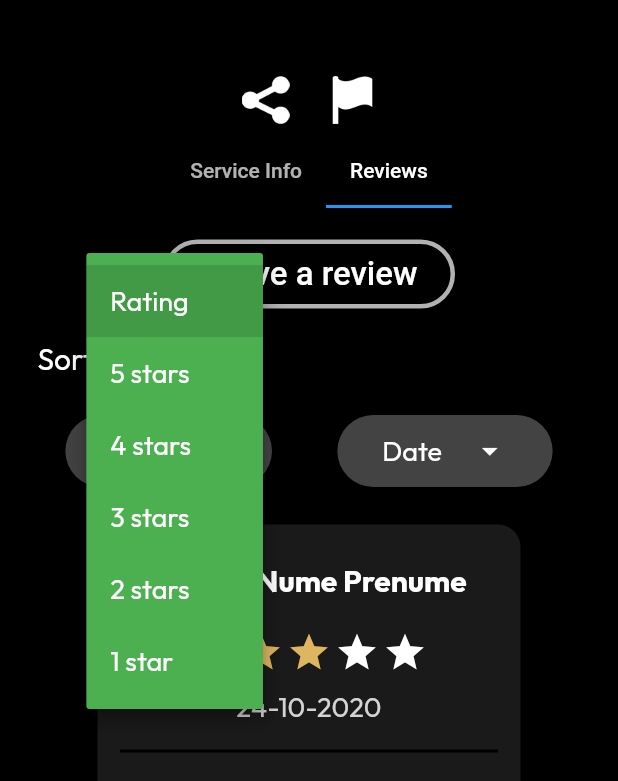
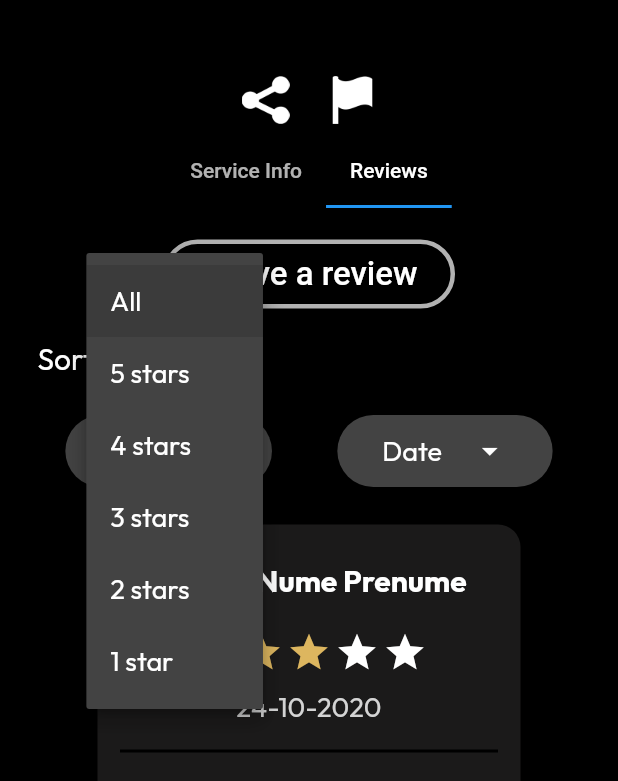
Before and after one commit to StefanVlad0/ServiceFinder, a Flutter app: the ServiceAccountPage screen opened by its route, tab 2 chosen, after a tap on "Rating", on a phone screen of 412 x 824 dp, the part 455-1236 px from its top. Run offline on Flutter 3.47's test engine with Material 2 defaults, Android fonts, the light colour scheme and no system bars; drawn by our look-alikes of flutter_rating_bar; our stand-ins replace go_router, google_fonts.

Commit message:
dropbutton design -m

```diff
--- a/lib/ServiceAccountPage.dart
+++ b/lib/ServiceAccountPage.dart
@@ -24,6 +24,8 @@ class _ServiceAccountPageState extends State<ServiceAccountPage>
   late TabController _tabController;
   late ScrollController _scrollController;
   late bool fixedScroll;
+  String? _dateValue;
+  String? _ratingValue;
 
   Widget _buildCarousel() {
     return Stack(
@@ -463,7 +465,7 @@ class _ServiceAccountPageState extends State<ServiceAccountPage>
                               child: Row(
                                 children: [
                                   Spacer(),
-                                  DecoratedBox(
+                                  Container(
                                     decoration: BoxDecoration(
                                       color: Color.fromRGBO(67, 67, 67, 1),
                                       borderRadius: BorderRadius.circular(50),
@@ -472,15 +474,21 @@ class _ServiceAccountPageState extends State<ServiceAccountPage>
                                       padding: const EdgeInsets.symmetric(
                                           horizontal: 30),
                                       child: DropdownButton(
-                                        value: "rating",
+                                        //value: "rating",
+                                        hint: Text("Rating",
+                                            style: GoogleFonts.outfit(
+                                              color: Colors.white,
+                                              fontSize: 18,
+                                            )),
+                                        value: _ratingValue,
                                         items: [
                                           DropdownMenuItem(
-                                              child: Text("Rating",
+                                              child: Text("All",
                                                   style: GoogleFonts.outfit(
                                                     color: Colors.white,
                                                     fontSize: 18,
                                                   )),
-                                              value: "rating"),
+                                              value: "All"),
                                           DropdownMenuItem(
                                               child: Text("5 stars",
                                                   style: GoogleFonts.outfit(
@@ -517,15 +525,19 @@ class _ServiceAccountPageState extends State<ServiceAccountPage>
                                                   )),
                                               value: "1 star"),
                                         ],
-                                        onChanged: (context) => {print("aa")},
+                                        onChanged: (String? value) =>
+                                            setState(() {
+                                          _ratingValue = value ?? "";
+                                        }),
                                         underline: Container(),
                                         iconEnabledColor: Colors.white,
-                                        dropdownColor: Colors.green,
+                                        dropdownColor:
+                                            Color.fromRGBO(67, 67, 67, 1),
                                       ),
                                     ),
                                   ),
                                   Spacer(),
-                                  DecoratedBox(
+                                  Container(
                                     decoration: BoxDecoration(
                                       color: Color.fromRGBO(67, 67, 67, 1),
                                       borderRadius: BorderRadius.circular(50),
@@ -534,15 +546,13 @@ class _ServiceAccountPageState extends State<ServiceAccountPage>
                                       padding: const EdgeInsets.symmetric(
                                           horizontal: 30),
                                       child: DropdownButton(
-                                        value: "date",
+                                        hint: Text("Date",
+                                            style: GoogleFonts.outfit(
+                                              color: Colors.white,
+                                              fontSize: 18,
+                                            )),
+                                        value: _dateValue,
                                         items: [
-                                          DropdownMenuItem(
-                                              child: Text("Date",
-                                                  style: GoogleFonts.outfit(
-                                                    color: Colors.white,
-                                                    fontSize: 18,
-                                                  )),
-                                              value: "date"),
                                           DropdownMenuItem(
                                               child: Text("Newest",
                                                   style: GoogleFonts.outfit(
@@ -558,10 +568,14 @@ class _ServiceAccountPageState extends State<ServiceAccountPage>
                                                   )),
                                               value: "Oldest"),
                                         ],
-                                        onChanged: (context) => {print("aa")},
+                                        onChanged: (String? value) =>
+                                            setState(() {
+                                          _dateValue = value ?? "";
+                                        }),
                                         underline: Container(),
                                         iconEnabledColor: Colors.white,
-                                        dropdownColor: Colors.green,
+                                        dropdownColor:
+                                            Color.fromRGBO(67, 67, 67, 1),
                                       ),
                                     ),
                                   ),
```
